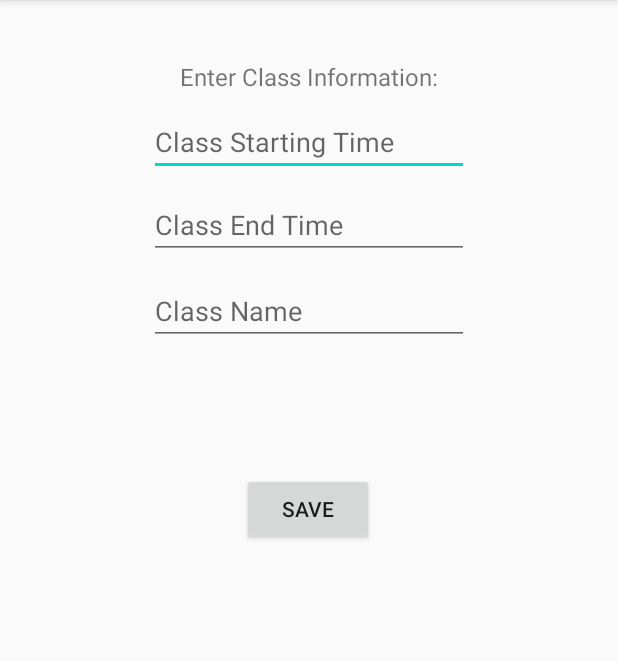
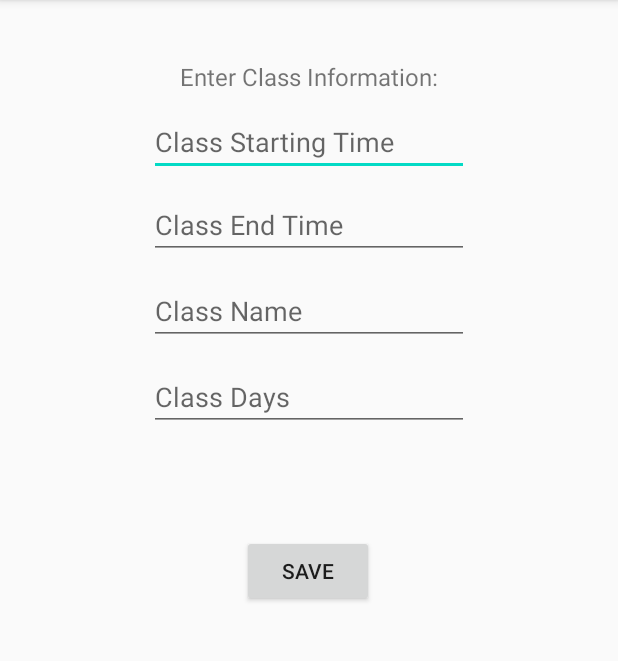
Before and after one commit to SauravC99/AgendaApp, an Android app: the ClassScheduleActivity screen opened directly, with no data from a screen before it, after a tap on "ADD CLASS", on a phone screen of 412 x 824 dp, the part 84-745 px from its top. Run offline under Robolectric (Android 15) with nearby library versions, the phone set to English and light mode, and no system bars.

Commit message:
small changes to schedule

```diff
--- a/app/src/main/java/com/blackboxstudios/agendaplus/AddClassToScheduleActivity.java
+++ b/app/src/main/java/com/blackboxstudios/agendaplus/AddClassToScheduleActivity.java
@@ -13,6 +13,7 @@ public class AddClassToScheduleActivity extends AppCompatActivity {
 
     private static final String TAG = "AddClassToScheduleActivity";
 
+    private EditText etClassDays;
     private EditText etClassStartTime;
     private EditText etClassEndTime;
     private EditText etClassName;
@@ -23,6 +24,7 @@ public class AddClassToScheduleActivity extends AppCompatActivity {
     protected void onCreate(Bundle savedInstanceState) {
         super.onCreate(savedInstanceState);
         setContentView(R.layout.activity_schedule_add_class_layout);
+        etClassDays = (EditText) findViewById(R.id.et_class_days);
         etClassStartTime = (EditText) findViewById(R.id.et_class_start_time);
         etClassEndTime = (EditText) findViewById(R.id.et_class_end_time);
         etClassName = (EditText) findViewById(R.id.et_class_name);
@@ -38,12 +40,12 @@ public class AddClassToScheduleActivity extends AppCompatActivity {
             public void onClick(View view) {
                 ClassModel newClass;
                 try {
-                    newClass = new ClassModel(-1, etClassStartTime.getText().toString(), etClassEndTime.getText().toString(), etClassName.getText().toString());
+                    newClass = new ClassModel(-1, etClassDays.getText().toString(), etClassStartTime.getText().toString(), etClassEndTime.getText().toString(), etClassName.getText().toString());
                     Toast.makeText(AddClassToScheduleActivity.this, newClass.toString(), Toast.LENGTH_SHORT).show();
                 }
                 catch (Exception e) {
                     Toast.makeText(AddClassToScheduleActivity.this, "Error adding to the database.", Toast.LENGTH_SHORT).show();
-                    newClass = new ClassModel(-1, "Start Time Error", "End Time Error", "Class Name Error");
+                    newClass = new ClassModel(-1, "Class Days Error", "Start Time Error", "End Time Error", "Class Name Error");
                 }
                 ClassDatabaseHelper dbHelper = new ClassDatabaseHelper(AddClassToScheduleActivity.this);
                 boolean test = dbHelper.addOne(newClass);
--- a/app/src/main/java/com/blackboxstudios/agendaplus/ClassDatabaseHelper.java
+++ b/app/src/main/java/com/blackboxstudios/agendaplus/ClassDatabaseHelper.java
@@ -13,20 +13,21 @@ import androidx.annotation.Nullable;
 
 public class ClassDatabaseHelper extends SQLiteOpenHelper {
 
-    public static final String CLASSES_TABLE = "CLASSES_TABLE";
+    public static final String CLASS_TABLE = "CLASS_TABLE";
     public static final String COLUMN_CLASS_ID = "CLASS_ID";
+    public static final String COLUMN_CLASS_DAYS = "CLASS_DAYS";
     public static final String COLUMN_CLASS_START_TIME = "CLASS_START_TIME";
     public static final String COLUMN_CLASS_END_TIME = "CLASS_END_TIME";
     public static final String COLUMN_CLASS_NAME = "CLASS_NAME";
 
     public ClassDatabaseHelper(@Nullable Context context) {
-        super(context, "classes.db", null, 1);
+        super(context, "classesTable.db", null, 1);
     }
 
     // Creates the Database Table for the ClassModel objects.
     @Override
     public void onCreate(SQLiteDatabase db) {
-        String createTableStatement = "CREATE TABLE " + CLASSES_TABLE + " (" + COLUMN_CLASS_ID + " INTEGER PRIMARY KEY AUTOINCREMENT, " + COLUMN_CLASS_START_TIME + " TEXT, " + COLUMN_CLASS_END_TIME + " TEXT, " + COLUMN_CLASS_NAME + " TEXT)";
+        String createTableStatement = "CREATE TABLE " + CLASS_TABLE + " (" + COLUMN_CLASS_ID + " INTEGER PRIMARY KEY AUTOINCREMENT, " + COLUMN_CLASS_DAYS + " TEXT, " + COLUMN_CLASS_START_TIME + " TEXT, " + COLUMN_CLASS_END_TIME + " TEXT, " + COLUMN_CLASS_NAME + " TEXT)";
         db.execSQL(createTableStatement);
     }
 
@@ -40,11 +41,12 @@ public class ClassDatabaseHelper extends SQLiteOpenHelper {
         SQLiteDatabase db = this.getWritableDatabase();
         ContentValues cv = new ContentValues();
 
+        cv.put(COLUMN_CLASS_DAYS, addClassModel.getClassDays());
         cv.put(COLUMN_CLASS_START_TIME, addClassModel.getStartTime());
         cv.put(COLUMN_CLASS_END_TIME, addClassModel.getEndTime());
         cv.put(COLUMN_CLASS_NAME, addClassModel.getClassName());
 
-        long insert = db.insert(CLASSES_TABLE, null, cv);
+        long insert = db.insert(CLASS_TABLE, null, cv);
         if (insert == -1) {
             return false;
         }
@@ -56,18 +58,19 @@ public class ClassDatabaseHelper extends SQLiteOpenHelper {
     // Returns all ClassModel objects in the database.
     public List<ClassModel> getAllClasses() {
         List<ClassModel> returnList = new ArrayList<>();
-        String queryString = "SELECT * FROM " + CLASSES_TABLE;
+        String queryString = "SELECT * FROM " + CLASS_TABLE;
 
         SQLiteDatabase db = this.getReadableDatabase();
         Cursor cursor = db.rawQuery(queryString, null);
         if (cursor.moveToFirst()) {
             do {
                 int id = cursor.getInt(0);
-                String start = cursor.getString(1);
-                String end = cursor.getString(2);
-                String name = cursor.getString(3);
+                String days = cursor.getString(1);
+                String start = cursor.getString(2);
+                String end = cursor.getString(3);
+                String name = cursor.getString(4);
 
-                ClassModel newClass = new ClassModel(id, start, end, name);
+                ClassModel newClass = new ClassModel(id, days, start, end, name);
                 returnList.add(newClass);
 
             } while (cursor.moveToNext());
@@ -97,7 +100,7 @@ public class ClassDatabaseHelper extends SQLiteOpenHelper {
      */
     public boolean deleteClass(String class_name) {
         SQLiteDatabase db = this.getWritableDatabase();
-        String queryString = "DELETE FROM " + CLASSES_TABLE + " WHERE " + COLUMN_CLASS_NAME + " = " + class_name;
+        String queryString = "DELETE FROM " + CLASS_TABLE + " WHERE " + COLUMN_CLASS_NAME + " = " + class_name;
 
         Cursor cursor = db.rawQuery(queryString, null);
         if (cursor.moveToFirst()) {
--- a/app/src/main/java/com/blackboxstudios/agendaplus/ClassModel.java
+++ b/app/src/main/java/com/blackboxstudios/agendaplus/ClassModel.java
@@ -5,6 +5,7 @@ import java.text.SimpleDateFormat;
 public class ClassModel {
 
     private int id;
+    private String classDays;
     private String startTime;
     private String endTime;
     private String className;
@@ -13,8 +14,9 @@ public class ClassModel {
 
     }
 
-    public ClassModel(int id, String start, String end, String name) {
+    public ClassModel(int id, String days, String start, String end, String name) {
         this.id = id;
+        this.classDays = days;
         this.startTime = start;
         this.endTime = end;
         this.className = name;
@@ -22,7 +24,8 @@ public class ClassModel {
 
     @Override
     public String toString() {
-        return "Start time: " + startTime + '\n' +
+        return "Day: " + classDays + '\n' +
+                "Start time: " + startTime + '\n' +
                 "End time: " + endTime + '\n' +
                 "Class name: " + className;
     }
@@ -34,6 +37,10 @@ public class ClassModel {
     public void setId(int id) {
         this.id = id;
     }
+
+    public String getClassDays() { return classDays; }
+
+    public void setClassDays(String classDays) { this.classDays = classDays; }
 
     public String getStartTime() {
         return startTime;
--- a/app/src/main/res/layout/activity_schedule_add_class_layout.xml
+++ b/app/src/main/res/layout/activity_schedule_add_class_layout.xml
@@ -47,18 +47,31 @@
         app:layout_constraintStart_toStartOf="parent"
         app:layout_constraintTop_toBottomOf="@+id/et_class_end_time" />
 
+    <EditText
+        android:id="@+id/et_class_days"
+        android:layout_width="wrap_content"
+        android:layout_height="45dp"
+        android:layout_marginTop="12dp"
+        android:ems="10"
+        android:gravity="start|top"
+        android:hint="@string/add_class_days"
+        android:importantForAutofill="no"
+        android:inputType="textMultiLine"
+        app:layout_constraintEnd_toEndOf="parent"
+        app:layout_constraintStart_toStartOf="parent"
+        app:layout_constraintTop_toBottomOf="@+id/et_class_name" />
+
     <Button
         android:id="@+id/btnSubmitClass"
         android:layout_width="wrap_content"
         android:layout_height="48dp"
-        android:layout_marginTop="40dp"
-        android:layout_marginBottom="360dp"
         android:text="@string/saveClass"
         app:layout_constraintBottom_toBottomOf="parent"
         app:layout_constraintEnd_toEndOf="parent"
         app:layout_constraintHorizontal_bias="0.498"
         app:layout_constraintStart_toStartOf="parent"
-        app:layout_constraintTop_toBottomOf="@+id/et_class_name" />
+        app:layout_constraintTop_toBottomOf="@+id/et_class_days"
+        app:layout_constraintVertical_bias="0.161" />
 
     <TextView
         android:id="@+id/tvAddClass"
--- a/app/src/main/res/values/strings.xml
+++ b/app/src/main/res/values/strings.xml
@@ -43,4 +43,5 @@
     <string name="tv_delete_class">Enter the class name to delete:</string>
     <string name="delete_class_name">Enter Class Name</string>
     <string name="btn_submit_delete">Submit</string>
+    <string name="add_class_days">Class Days</string>
 </resources>
```
